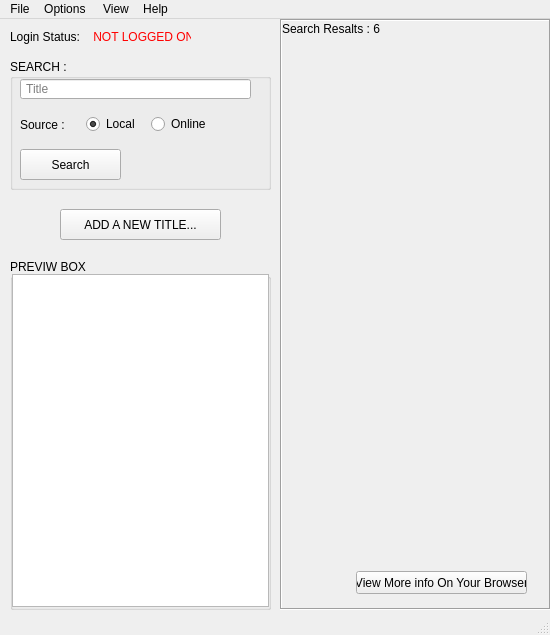
This is v2.0/MainDesign.ui in ayieko168/Tv-Series-And-Movie-Diary as Qt 5 draws it before an edit. The edited form follows.
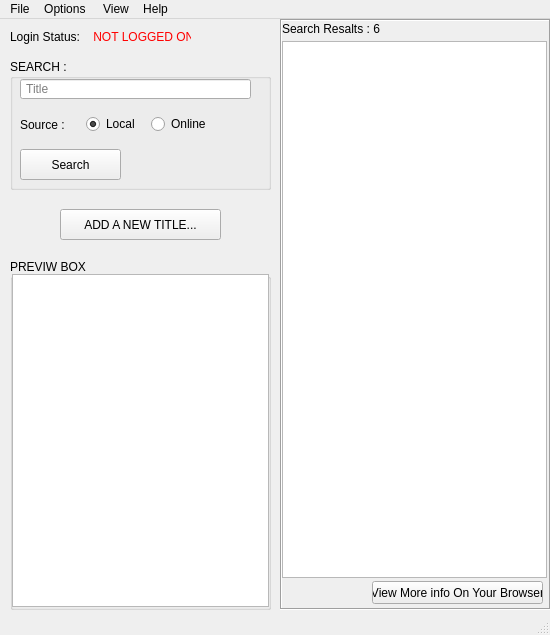
This is the edited form. The open tabs and pages were chosen to show the change.

```diff
--- a/v2.0/MainDesign.ui
+++ b/v2.0/MainDesign.ui
@@ -389,8 +389,8 @@
      <widget class="QPushButton" name="pushButton_3">
       <property name="geometry">
        <rect>
-        <x>74</x>
-        <y>550</y>
+        <x>90</x>
+        <y>560</y>
         <width>171</width>
         <height>23</height>
        </rect>
@@ -399,6 +399,16 @@
        <string>View More info On Your Browser</string>
       </property>
      </widget>
+     <widget class="QTextBrowser" name="resutlTextBrowser">
+      <property name="geometry">
+       <rect>
+        <x>0</x>
+        <y>20</y>
+        <width>265</width>
+        <height>537</height>
+       </rect>
+      </property>
+     </widget>
     </widget>
    </widget>
    <widget class="QGroupBox" name="groupBox">
@@ -545,15 +555,18 @@
     <widget class="QLabel" name="searchStatusLabel">
      <property name="geometry">
       <rect>
-       <x>130</x>
+       <x>120</x>
        <y>100</y>
-       <width>101</width>
-       <height>16</height>
+       <width>131</width>
+       <height>20</height>
       </rect>
      </property>
      <property name="text">
       <string/>
      </property>
+     <property name="wordWrap">
+      <bool>true</bool>
+     </property>
     </widget>
    </widget>
    <widget class="QPushButton" name="addNewEntryButton">
```
Left out of the diff: 51 changed lines with no effect on the pictures.
